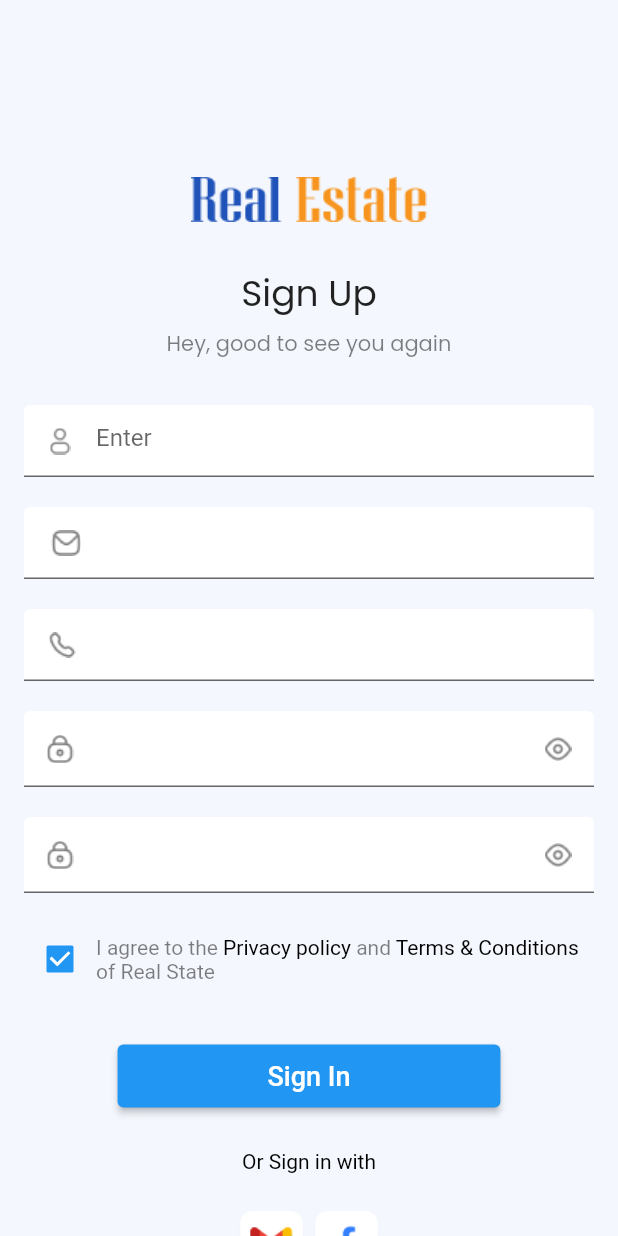
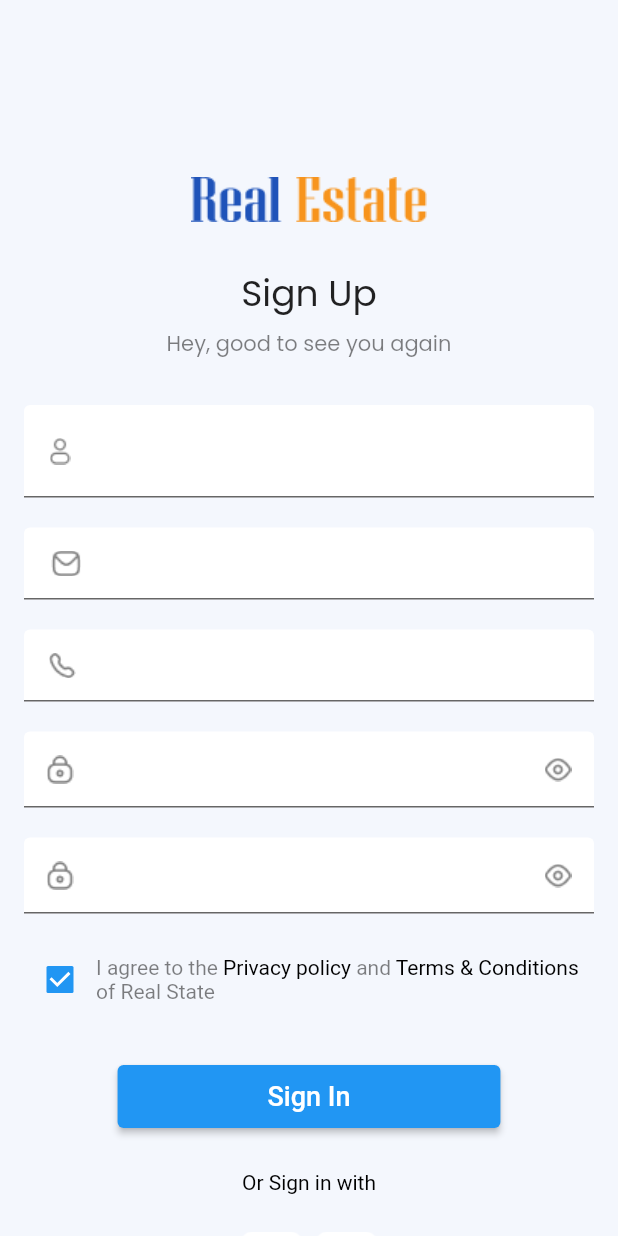
Before and after one commit to khaledmorshed/real_state, a Flutter app: the screen it shows after launch, on a phone screen of 412 x 824 dp. Run offline on Flutter 3.47's test engine with Material 2 defaults, Android fonts, the phone set to English and light mode, and no system bars.

```diff
--- /dev/null
+++ b/lib/global/global.dart
@@ -0,0 +1,6 @@
+import 'package:flutter/material.dart';
+
+//bool obSecureConfirmValue = true;
+bool checkboxValue = true;
+ValueNotifier obSecureValue = ValueNotifier(false);
+ValueNotifier obSecurePasswordValue = ValueNotifier(false);
--- a/lib/screens/sign_up_screen.dart
+++ b/lib/screens/sign_up_screen.dart
@@ -2,6 +2,8 @@ import 'package:flutter/gestures.dart';
 import 'package:flutter/material.dart';
 
 import '../conts/color_manager.dart';
+import '../global/global.dart';
+import '../widgets/custon_text_form_field.dart';
 import '../widgets/textformfield_decoration.dart';
 
 
@@ -14,15 +16,32 @@ class SignUpScreen extends StatefulWidget {
 
 class _SignUpScreenState extends State<SignUpScreen> {
 
-  TextEditingController _nameController = TextEditingController();
-  TextEditingController _emailController = TextEditingController();
-  TextEditingController _phoneController = TextEditingController();
-  TextEditingController _passwordController = TextEditingController();
-  TextEditingController _confirmPasswordController = TextEditingController();
-  bool _obSecureValue = true;
-  bool _obSecureConfirmValue = true;
+  final _formKey = GlobalKey<FormState>();
 
-  bool _checkboxValue = true;
+  final _nameController = TextEditingController();
+  final _emailController = TextEditingController();
+  final _phoneController = TextEditingController();
+  final _passwordController = TextEditingController();
+  final _confirmPasswordController = TextEditingController();
+
+  @override
+  void dispose() {
+    //print("dispose.................");
+    _nameController.dispose();
+    _emailController.dispose();
+    _phoneController.dispose();
+    _passwordController.dispose();
+    _confirmPasswordController.dispose();
+    super.dispose();
+  }
+
+
+  Future<void> _formValidationAndSave() async {
+    final isValid = _formKey.currentState!.validate();
+    if (!isValid) {
+      return;
+    }
+  }
 
   @override
   Widget build(BuildContext context) {
@@ -59,7 +78,7 @@ class _SignUpScreenState extends State<SignUpScreen> {
                         // ),
                       ),
                       onPressed: () {
-
+                        _formValidationAndSave();
                       },
                     ),
                     const SizedBox(height: 25,),
@@ -90,13 +109,14 @@ class _SignUpScreenState extends State<SignUpScreen> {
 
   _allTextField(){
     return Container(
+      child: Form(
+        key: _formKey,
         child: Column(
           children: [
-
-          TextFormField(
+            CustomTextFormField(
               controller: _nameController,
-            decoration: TextFormFieldDecoration(prefixIcon: Icons.person, prefixIconString: "assets/vectors/sign up screen/person.png", iconPadding: 10.0, outLineBoarder: 2, hintText: "Enter ",).decoaration(),
-            validator: (value) {
+              prefixIconString: "assets/vectors/sign up screen/person.png",
+              validation: (value) {
                 if (value!.isEmpty) {
                   return "Please enter a name";
                 }
@@ -106,10 +126,11 @@ class _SignUpScreenState extends State<SignUpScreen> {
 
             const SizedBox(height: 20,),
 
-          TextFormField(
+            CustomTextFormField(
               controller: _emailController,
-            decoration: TextFormFieldDecoration(prefixIcon: Icons.email, prefixIconString: "assets/vectors/sign up screen/gmail_icon.png", iconPadding: 10.0, outLineBoarder: 2,fillColor: true, ).decoaration(),
-            validator: (value) {
+              prefixIconString: "assets/vectors/sign up screen/gmail_icon.png",
+              textInputType: TextInputType.emailAddress,
+              validation: (value) {
                 if (value!.isEmpty) {
                   return "Please enter an email";
                 }
@@ -119,10 +140,11 @@ class _SignUpScreenState extends State<SignUpScreen> {
 
             const SizedBox(height: 20,),
 
-          TextFormField(
+            CustomTextFormField(
               controller: _phoneController,
-            decoration: TextFormFieldDecoration(prefixIcon: Icons.phone, prefixIconString: "assets/vectors/sign up screen/phone_icon.png", iconPadding: 10.0, outLineBoarder: 2,).decoaration(),
-            validator: (value) {
+              textInputType: TextInputType.phone,
+              prefixIconString: "assets/vectors/sign up screen/phone_icon.png",
+              validation: (value) {
                 if (value!.isEmpty) {
                   return "Please enter a phone number";
                 }
@@ -132,31 +154,17 @@ class _SignUpScreenState extends State<SignUpScreen> {
 
             const SizedBox(height: 20,),
 
-          TextFormField(
+            CustomTextFormField(
               controller: _passwordController,
-            obscureText: _obSecureValue,
-            decoration: InputDecoration(
-              prefixIcon: SizedBox(
-                child: Image.asset("assets/vectors/sign up screen/lock_icon.png"),
-              ),
-              suffixIcon: SizedBox(
-                height: 4,
-                child: IconButton(
-                  onPressed: (){
-                    setState(() {
-                      _obSecureValue = !_obSecureValue;
-                    });
-                    // print("I am suffix............");
-                  },
-                  icon: Image.asset("assets/vectors/sign up screen/lock_suffix_icon.png"),
-                ),
-              ),
-              filled: true,
-              fillColor: Colors.white,
-            ),
-            validator: (value) {
+              isPassword: true,
+              prefixIconString: "assets/vectors/sign up screen/lock_icon.png",
+              suffixIconString: "assets/vectors/sign up screen/lock_suffix_icon.png",
+              validation: (value) {
                 if (value!.isEmpty) {
-                return "Please enter a name";
+                  return "Please enter password";
+                }
+                if(value.toString().length < 6){
+                  return "password should be at least 6 characters";
                 }
                 return null;
               },
@@ -164,31 +172,17 @@ class _SignUpScreenState extends State<SignUpScreen> {
 
             const SizedBox(height: 20,),
 
-          TextFormField(
+            CustomTextFormField(
               controller: _confirmPasswordController,
-            obscureText: _obSecureConfirmValue,
-            decoration: InputDecoration(
-              prefixIcon: SizedBox(
-                child: Image.asset("assets/vectors/sign up screen/lock_icon.png"),
-              ),
-              suffixIcon: SizedBox(
-                height: 4,
-                child: IconButton(
-                  onPressed: (){
-                    setState(() {
-                      _obSecureConfirmValue = !_obSecureConfirmValue;
-                    });
-                    // print("I am suffix............");
-                  },
-                  icon: Image.asset("assets/vectors/sign up screen/lock_suffix_icon.png"),
-                ),
-              ),
-              filled: true,
-              fillColor: Colors.white,
-            ),
-            validator: (value) {
+              isPassword: true,
+              prefixIconString: "assets/vectors/sign up screen/lock_icon.png",
+              suffixIconString: "assets/vectors/sign up screen/lock_suffix_icon.png",
+              validation: (value) {
                 if (value!.isEmpty) {
-                return "Please enter a name";
+                  return "Please enter confirm password";
+                }
+                if(value.toString().length < 6){
+                  return "password should be at least 6 characters";
                 }
                 return null;
               },
@@ -199,10 +193,10 @@ class _SignUpScreenState extends State<SignUpScreen> {
             Row(
               children: [
                 Checkbox(
-                value: _checkboxValue,
+                  value: checkboxValue,
                   onChanged: (va){
                     setState(() {
-                    _checkboxValue = !_checkboxValue;
+                      checkboxValue = !checkboxValue;
                     });
                   },),
                 Expanded(
@@ -235,6 +229,7 @@ class _SignUpScreenState extends State<SignUpScreen> {
 
           ],
         ),
+      ),
     );
   }
    _gmailAndFb(){
--- a/lib/widgets/custon_text_form_field.dart
+++ b/lib/widgets/custon_text_form_field.dart
@@ -1,93 +1,133 @@
 import 'package:flutter/material.dart';
 
+import '../global/global.dart';
 
 class CustomTextFormField extends StatelessWidget {
+  IconData? suffixIcon;
+  IconData? prefixIcon;
   String? hintText;
   IconData? icon;
-   bool? isPassword;
+  bool isPassword;
   Color? hintColor;
   Color? textColor;
   TextInputType? textInputType;
   Function? onChanged;
+  Function? validation;
   TextEditingController? controller;
   Function? onSubmit;
   bool? isReadOnly;
   EdgeInsets? padding;
   double? height;
-   double? font_size;
+  double? fontSize;
   String? errorText;
-
-
+  double? outLineBoarder;
+  bool? isOutLineboarder;
+  Color? fillColor;
+  double? contentPadding;
+  double? iconPadding;
+  String? prefixIconString;
+  String? suffixIconString;
+  bool? isFilled;
+  FontWeight? fontWeight;
 
   CustomTextFormField({
+    this.suffixIcon,
+    this.prefixIcon,
     this.hintText,
     this.icon,
     this.isPassword = false,
-    this.textInputType,
+    this.textInputType = TextInputType.text,
     this.controller,
     this.hintColor,
-    this.textColor,
+    this.textColor = Colors.black,
     this.onChanged,
     this.onSubmit,
     this.isReadOnly = false,
     this.padding,
     this.height = 0,
-    this.font_size=14,
+    this.fontSize = 14,
     this.errorText,
+    this.validation,
+    this.contentPadding,
+    this.fillColor = Colors.white,
+    this.isOutLineboarder,
+    this.outLineBoarder,
+    this.iconPadding,
+    this.prefixIconString,
+    this.suffixIconString,
+    this.isFilled = true,
+    this.fontWeight = FontWeight.w400,
   });
 
   @override
   Widget build(BuildContext context) {
-    // print("padding...................$padding+eee........$errorText");
+    //print("padding...................$isPassword+fonsize........$fontSize.....+obSecureConfirmPasswordValue.............${obSecureValue.value}");
     return Container(
-      padding: /*padding*/EdgeInsets.all(0),
+      padding: /*padding*/ EdgeInsets.all(0),
       height: height == 0 ? null : height,
-
       child: Center(
-
-        child: TextFormField(
-
+        child: ValueListenableBuilder(
+            valueListenable: obSecureValue,
+            builder: (context, value, _) {
+              // print("ispass..........................$isPassword");
+              return TextFormField(
                 readOnly: isReadOnly!,
-         // onSubmitted: onSubmit!,
-
-         // onTap: onSubmit!,
                 onTap: onSubmit != null ? () => onChanged!() : null,
+                validator: validation != null
+                    ? (String? txt) => validation!(txt)
+                    : null,
                 controller: controller!,
-          obscureText: isPassword!,
+                obscureText: isPassword,
                 keyboardType: textInputType,
                 textAlignVertical: TextAlignVertical.center,
-          onChanged: onChanged!= null ? (String txt) => onChanged!(txt) : null,
+                onChanged: onChanged != null ? (String txt) => onChanged!(txt) : null,
                 style: TextStyle(
                   color: textColor,
-            fontSize: font_size,
+                  fontSize: fontSize,
                   fontWeight: FontWeight.w500,
                 ),
-
                 decoration: InputDecoration(
-            errorText: errorText == "" ? null : errorText,
-            suffixIcon: Icon(icon),
-            //border: InputBorder.none,
-            border: UnderlineInputBorder(),
-            // border: OutlineInputBorder(
-            //   borderSide: BorderSide(
-            //       color: FirewoodColor.BorderColorOnFocused, width: 2.0),
-            //   // borderRadius: BorderRadius.all(Radius.circular(0)),
-            //   // gapPadding: 0
-            // ),
-            // hintText: hintText,
-            hintStyle: TextStyle(
-              color: hintColor,
-              fontSize: font_size,
-              // fontWeight: FontWeight.w500,
+                  border: isOutLineboarder == null
+                      ? null
+                      : OutlineInputBorder(
+                          borderRadius: BorderRadius.all(
+                              Radius.circular(outLineBoarder!)),
                         ),
-            enabledBorder: OutlineInputBorder(
-              borderSide: BorderSide(
-                //  color: FirewoodColor.BorderColorDefault, width: 1.0),
+                  //contentPadding: contentPadding == null ? null : EdgeInsets.symmetric(horizontal: contentPadding!, vertical: contentPadding!),
+                  suffixIcon: suffixIconString == null
+                      ? null
+                      : Padding(
+                          padding: iconPadding == null
+                              ? const EdgeInsets.all(0)
+                              : EdgeInsets.only(
+                                  left: iconPadding!, right: iconPadding!),
+                          child: SizedBox(
+                            child: IconButton(
+                              onPressed: () {
+                                if (controller!.text.isEmpty) return;
+                                //  print("ispass suffix button..........................$isPassword");
+                                obSecureValue.value = isPassword;
+                                isPassword = !isPassword;
+                                obSecureValue.value = isPassword;
+                                // print("suffixbutton pressed....................valuLisnter=${obSecureValue.value}.............+isPassword...$isPassword");
+                              },
+                              icon: Image.asset(suffixIconString!),
                             ),
                           ),
                         ),
-    )
-    )
+                  prefixIcon: prefixIconString == null
+                      ? null
+                      : SizedBox(
+                          //height: 4,
+                          child: Image.asset(prefixIconString!),
+                        ),
+                  hintText: hintText == null ? null : hintText!,
+                  filled: isFilled,
+                  fillColor: fillColor,
+                ),
+              );
+            }),
+      ),
     );
   }
 }
--- a/lib/widgets/textformfield_decoration.dart
+++ b/lib/widgets/textformfield_decoration.dart
@@ -15,6 +15,7 @@ class TextFormFieldDecoration extends StatelessWidget {
   double? iconPadding;
   String? prefixIconString;
   bool? isOutllineboarder;
+
 
 
   TextFormFieldDecoration({this.suffixIcon, this.prefixIcon, this.hintText,
```
Also changed, not shown: 1 other file. Lines whose indentation alone changed are shown as unchanged.
